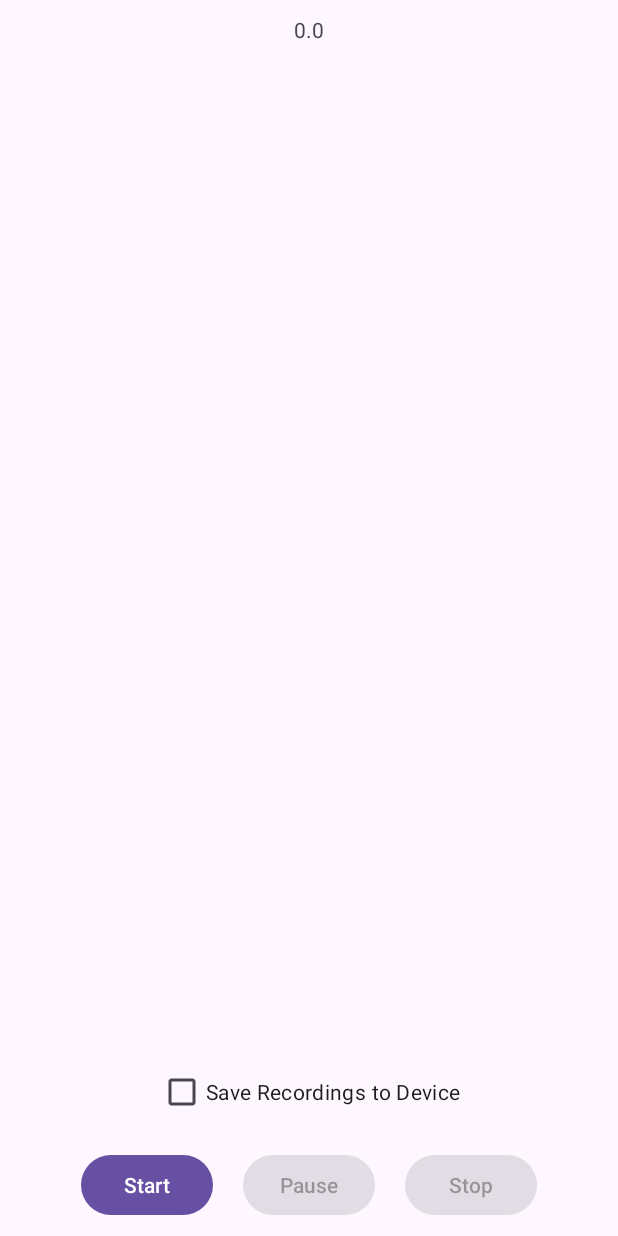
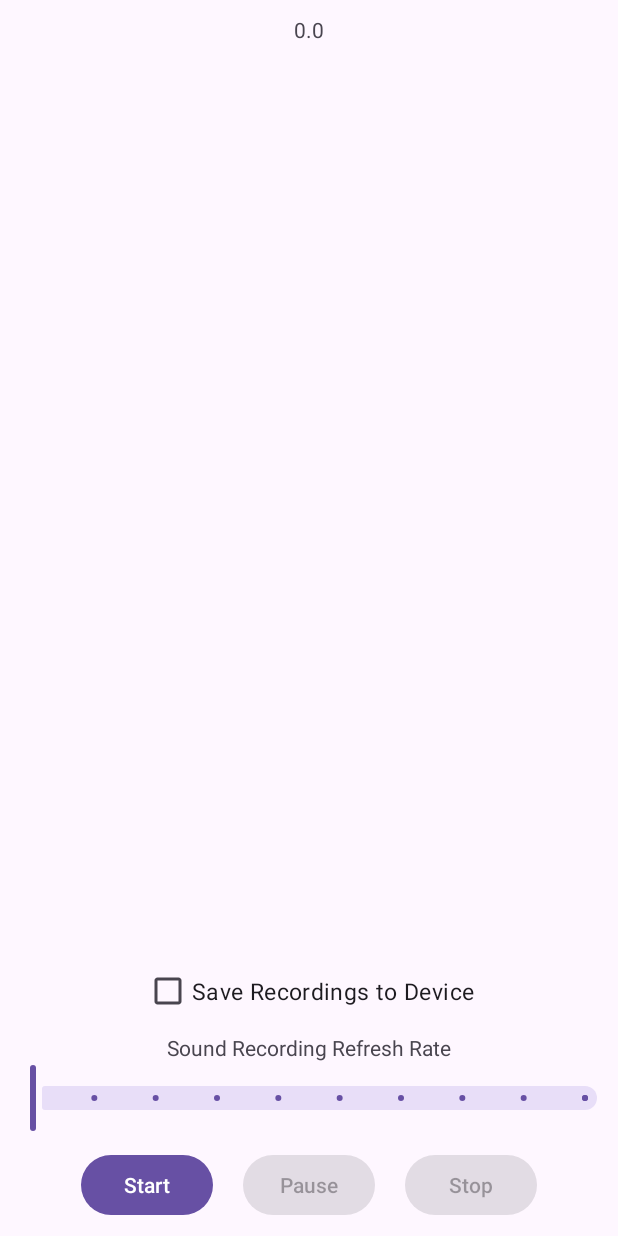
Before and after one commit to Krisl86/VAMZ-SoundMeter, an Android app: the screen it shows after launch (MainActivity), on a phone screen of 412 x 824 dp. Run offline under Robolectric (Android 15) with nearby library versions, the phone set to English and light mode, and no system bars; our stand-ins replace data binding.

Commit message:
added UI for: slider for recording refresh rate

```diff
--- a/app/src/main/res/layout/fragment_main.xml
+++ b/app/src/main/res/layout/fragment_main.xml
@@ -30,9 +30,32 @@
             android:enabled="@{vm.saveToFileEnabled}"
             android:onClick="@{() -> vm.switchSaveToFile()}"
             android:layout_margin="4dp"
-            app:layout_constraintBottom_toTopOf="@+id/recordingControlsLinearLayout"
             app:layout_constraintStart_toStartOf="parent"
-            app:layout_constraintEnd_toEndOf="parent"/>
+            app:layout_constraintEnd_toEndOf="parent"
+            app:layout_constraintBottom_toTopOf="@+id/sliderTextView"
+            android:textSize="15sp"/>
+
+        <TextView
+            android:id="@+id/sliderTextView"
+            android:layout_width="wrap_content"
+            android:layout_height="wrap_content"
+            android:text="@string/sound_recording_refresh_rate"
+            app:layout_constraintStart_toStartOf="parent"
+            app:layout_constraintEnd_toEndOf="parent"
+            app:layout_constraintBottom_toTopOf="@id/refreshRateSlider"
+            android:labelFor="@id/refreshRateSlider"/>
+
+        <com.google.android.material.slider.Slider
+            android:id="@+id/refreshRateSlider"
+            android:layout_width="wrap_content"
+            android:layout_height="wrap_content"
+            android:valueFrom="0.5"
+            android:valueTo="5"
+            android:value="0.5"
+            android:stepSize="0.5"
+            app:layout_constraintStart_toStartOf="parent"
+            app:layout_constraintEnd_toEndOf="parent"
+            app:layout_constraintBottom_toTopOf="@id/recordingControlsLinearLayout"/>
 
         <LinearLayout
             android:id="@+id/recordingControlsLinearLayout"
--- a/app/src/main/res/values/strings.xml
+++ b/app/src/main/res/values/strings.xml
@@ -4,4 +4,5 @@
     <string name="start">Start</string>
     <string name="pause">Pause</string>
     <string name="save_recording">Save Recordings to Device</string>
+    <string name="sound_recording_refresh_rate">Sound Recording Refresh Rate</string>
 </resources>
```
